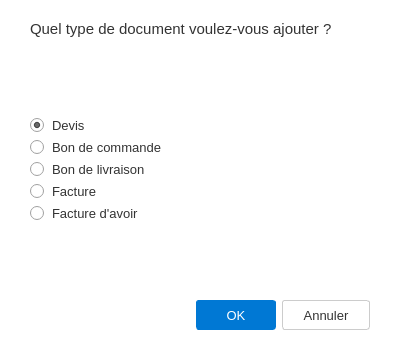
Qt form program/windows/nouveau_doc/select_doc_type.ui (lak-barmajyat/ERP) before a commit.
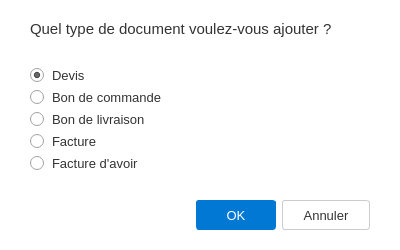
The same form after that commit.

Diff of the .ui file:
```diff
--- a/program/windows/nouveau_doc/select_doc_type.ui
+++ b/program/windows/nouveau_doc/select_doc_type.ui
@@ -7,7 +7,7 @@
     <x>0</x>
     <y>0</y>
     <width>400</width>
-    <height>350</height>
+    <height>250</height>
    </rect>
   </property>
   <property name="windowTitle">
```
